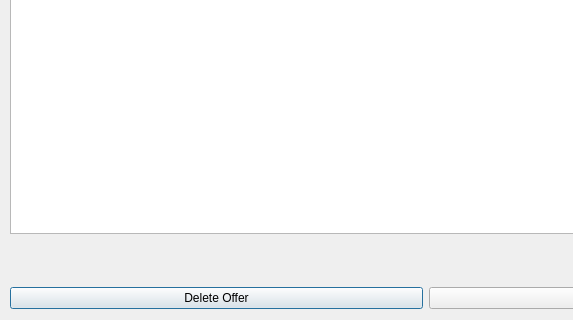
Qt form View/viewlistoffrelocation.ui (Darhal/Trottipret) before a commit; both pictures show x 0 to 573 and y 87 to 407 of the 852 by 407 pixel window.
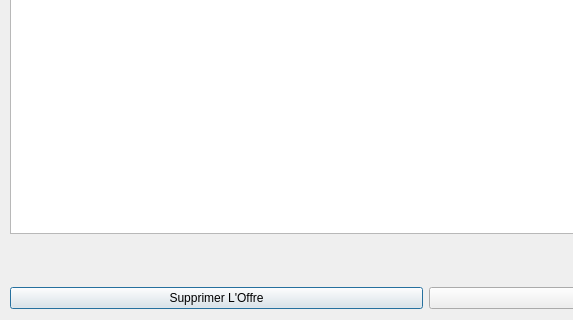
The same form after that commit.

What changed in the file:
```diff
--- a/View/viewlistoffrelocation.ui
+++ b/View/viewlistoffrelocation.ui
@@ -79,7 +79,7 @@
     <item>
      <widget class="QPushButton" name="delete_2">
       <property name="text">
-       <string>Delete Offer</string>
+       <string>Supprimer L'Offre</string>
       </property>
      </widget>
     </item>
```
